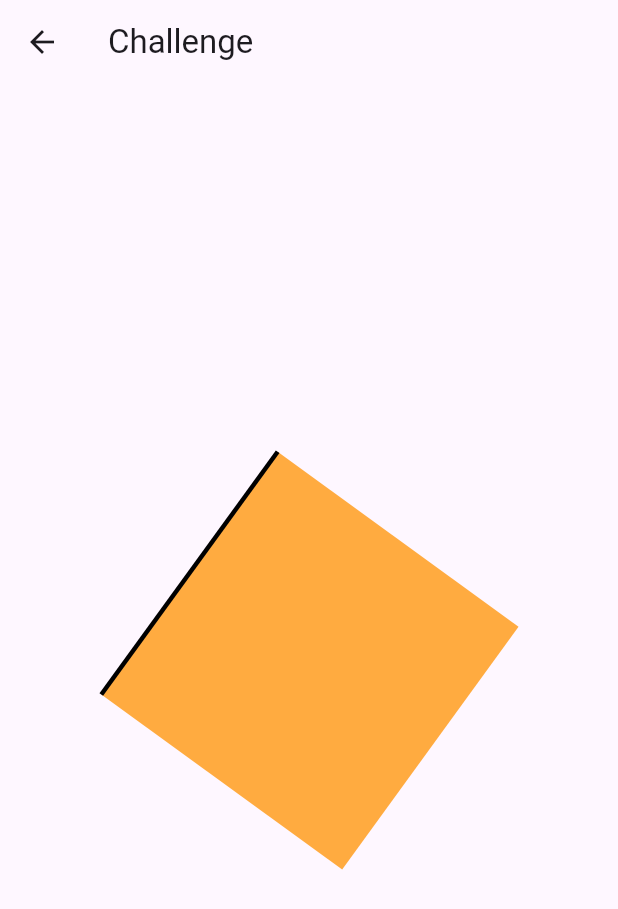
After one commit to HassanTeslim007/animation_lessons, a Flutter app: the screen it shows after launch, after a tap on the "question mark" icon, on a phone screen of 412 x 824 dp. The commit adds this screen. Shown: the top 909 px of the screen. Run offline on Flutter 3.47's test engine with Material 3 defaults, Android fonts, the phone set to English and light mode, and no system bars.

Commit message:
add StaggeredChallenge widget with scale and rotate animations

```diff
--- /dev/null
+++ b/lib/challenge.dart
@@ -0,0 +1,69 @@
+import 'dart:math';
+
+import 'package:flutter/material.dart';
+
+class StaggeredChallenge extends StatefulWidget {
+  const StaggeredChallenge({super.key});
+
+  @override
+  State<StaggeredChallenge> createState() => _StaggeredChallengeState();
+}
+
+class _StaggeredChallengeState extends State<StaggeredChallenge>
+    with SingleTickerProviderStateMixin {
+  late AnimationController _controller;
+  late Animation<double> scaleAnimation;
+  late Animation<double> rotateAnimation;
+
+  @override
+  void initState() {
+    _controller = AnimationController(
+      duration: const Duration(seconds: 2),
+      vsync: this,
+    );
+    scaleAnimation = Tween<double>(begin: 0.0, end: 1.0).animate(
+      CurvedAnimation(
+        parent: _controller,
+        curve: Interval(0.0, 0.5, curve: Curves.easeIn),
+      ),
+    );
+    rotateAnimation = Tween<double>(
+      begin: 0.0,
+      end: 1.0,
+    ).animate(CurvedAnimation(parent: _controller, curve: Interval(0.5, 1.0)));
+    super.initState();
+    _controller.forward();
+  }
+
+  @override
+  void dispose() {
+    _controller.dispose();
+    super.dispose();
+  }
+
+  @override
+  Widget build(BuildContext context) {
+    return Scaffold(
+      appBar: AppBar(title: Text('Challenge')),
+      body: Center(
+        child: AnimatedBuilder(
+          animation: _controller,
+          builder: (context, _) => ScaleTransition(
+            scale: scaleAnimation,
+            child: Transform.rotate(
+              angle: rotateAnimation.value * pi * 2,
+              child: Container(
+                width: 200,
+                height: 200,
+                decoration: BoxDecoration(
+                  color: Colors.orangeAccent,
+                  border: Border(left: BorderSide(width: 3)),
+                ),
+              ),
+            ),
+          ),
+        ),
+      ),
+    );
+  }
+}
--- a/lib/main.dart
+++ b/lib/main.dart
@@ -1,3 +1,4 @@
+import 'package:animations_lesson/challenge.dart';
 import 'package:flutter/material.dart';
 
 void main() => runApp(MaterialApp(home: StaggeredExample()));
@@ -8,6 +9,10 @@ class StaggeredExample extends StatefulWidget {
   @override
   StaggeredExampleState createState() => StaggeredExampleState();
 }
+
+//Staggered animations are animations that start at different times or progress at different speeds, typically orchestrated by a single AnimationController. Each animation has its own Interval, defining when it should run during the controller's timeline.
+
+// Staggered animations are useful for creating complex animations that involve multiple elements, such as a sequence of animations that start at different times or progress at different speeds.
 
 class StaggeredExampleState extends State<StaggeredExample>
     with SingleTickerProviderStateMixin {
@@ -50,7 +55,20 @@ class StaggeredExampleState extends State<StaggeredExample>
   @override
   Widget build(BuildContext context) {
     return Scaffold(
-      appBar: AppBar(title: Text("Staggered Animation")),
+      appBar: AppBar(
+        title: Text("Staggered Animation"),
+        actions: [
+          IconButton(
+            onPressed: () {
+              Navigator.push(
+                context,
+                MaterialPageRoute(builder: (_) => StaggeredChallenge()),
+              );
+            },
+            icon: Icon(Icons.question_mark),
+          ),
+        ],
+      ),
       body: Center(
         child: AnimatedBuilder(
           animation: _controller,
```
